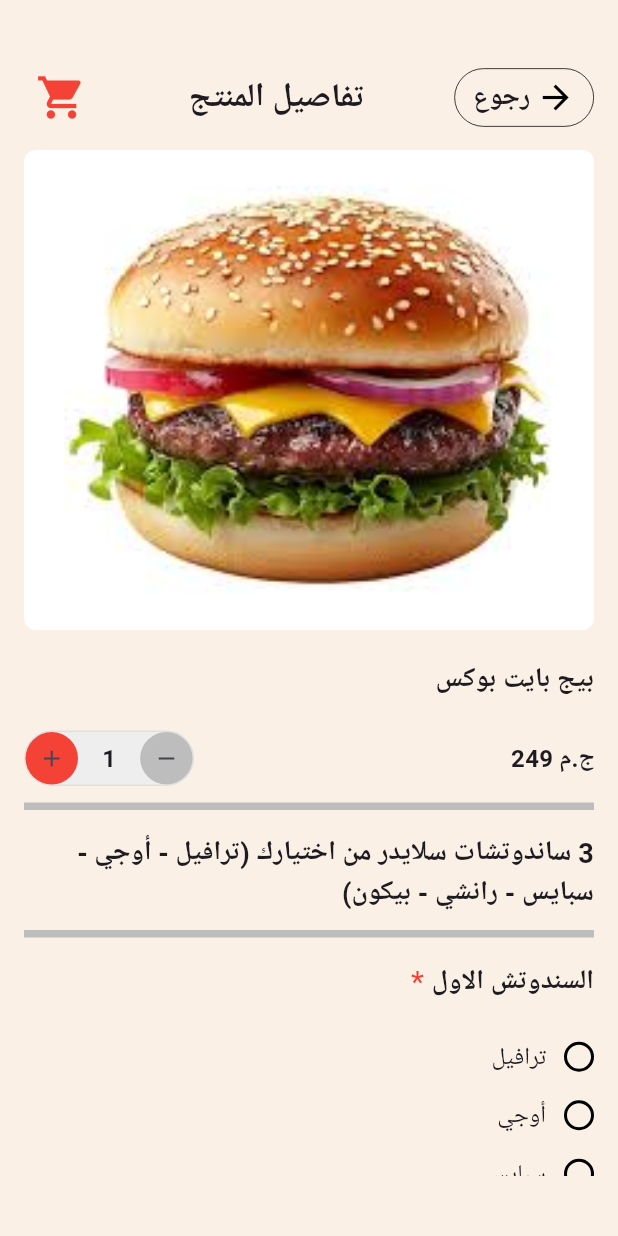
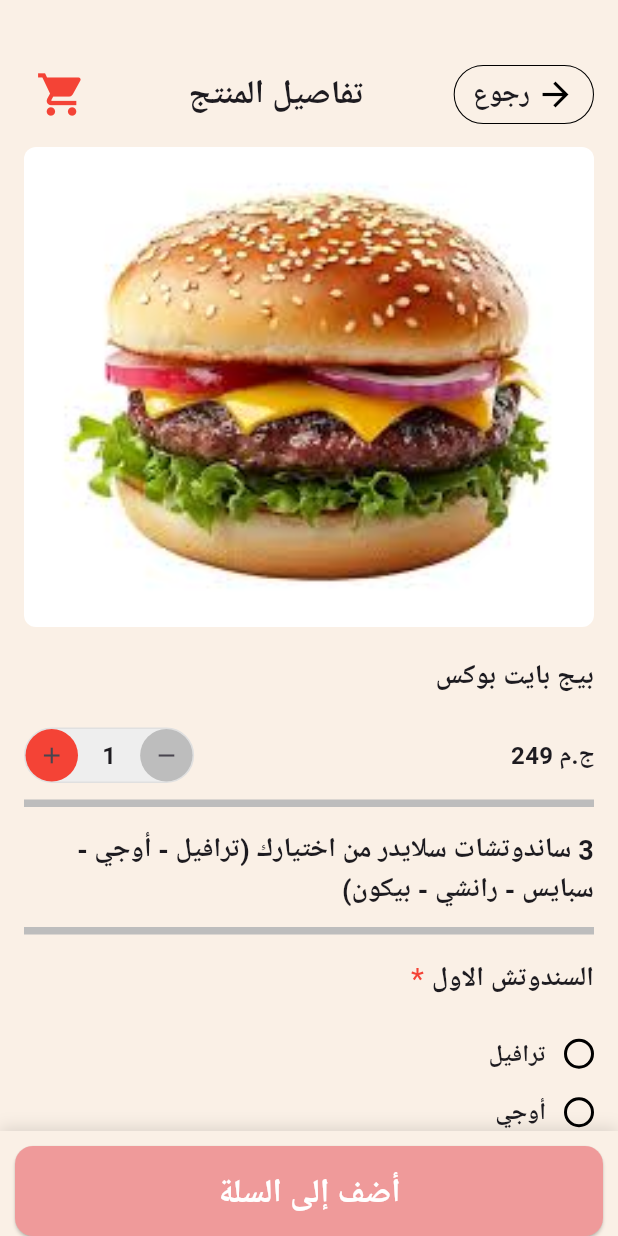
Before and after one commit to AbdelrahmanSiam/trust_flutter_task, a Flutter app: the CartView screen opened by its route, on a phone screen of 412 x 824 dp. Run offline on Flutter 3.47's test engine with Material 3 defaults, Android fonts, the phone set to English and light mode, and no system bars; our stand-ins replace go_router.

Commit message:
create custom button to add to list in cart view

```diff
--- /dev/null
+++ b/lib/core/widgets/custom_button.dart
@@ -0,0 +1,42 @@
+import 'package:flutter/material.dart';
+import 'package:trust_flutter_task/core/utils/app_styles.dart';
+
+class CustomButton extends StatelessWidget {
+  const CustomButton({super.key, this.isSelected = false});
+  final bool isSelected;
+
+  @override
+  Widget build(BuildContext context) {
+    return Container(
+      height: 70,
+      decoration: BoxDecoration(
+        color: const Color(0XFFFAF0E6),
+        boxShadow: const [
+          BoxShadow(
+            color: Colors.black12,
+            blurRadius: 8,
+            offset: Offset(0, -2),
+          ),
+        ],
+      ),
+      child: Padding(
+        padding: const EdgeInsets.only(top:10.0,right: 10,left: 10),
+        child: SizedBox(
+          width: double.infinity,
+          height: 50,
+          child: ElevatedButton(
+            style: ElevatedButton.styleFrom(
+              padding: EdgeInsets.all(16),
+              backgroundColor: isSelected? Colors.red :Colors.red.shade200,
+              foregroundColor: Colors.white,
+              shape: RoundedRectangleBorder(
+                borderRadius: BorderRadius.circular(12),
+              ),
+            ),
+            onPressed: (){},
+             child: Text("أضف إلى السلة",style: AppStyles.textStyles22,),),
+        ),
+      ),
+    );
+  }
+}
--- a/lib/features/cart/presentation/cart_view.dart
+++ b/lib/features/cart/presentation/cart_view.dart
@@ -1,5 +1,5 @@
 import 'package:flutter/material.dart';
-import 'package:trust_flutter_task/core/utils/app_styles.dart';
+import 'package:trust_flutter_task/core/widgets/custom_button.dart';
 import 'package:trust_flutter_task/features/cart/presentation/views/widgets/cart_view_body.dart';
 
 class CartView extends StatelessWidget {
@@ -9,6 +9,7 @@ class CartView extends StatelessWidget {
   Widget build(BuildContext context) {
     return Scaffold(
       body: CartViewBody(),
+      bottomNavigationBar: CustomButton(),
     );
   }
 }
--- a/lib/features/cart/presentation/views/widgets/cart_view_body.dart
+++ b/lib/features/cart/presentation/views/widgets/cart_view_body.dart
@@ -21,7 +21,7 @@ class _CartViewBodyState extends State<CartViewBody> {
   @override
   Widget build(BuildContext context) {
     return Padding(
-      padding: const EdgeInsets.symmetric(horizontal: 16.0, vertical: 40),
+      padding: const EdgeInsets.only(right: 16.0,left: 16.0, top: 38),
       child: Column(
         crossAxisAlignment: CrossAxisAlignment.end,
         children: [
@@ -105,6 +105,7 @@ class _CartViewBodyState extends State<CartViewBody> {
               ),
             ),
           ),
+
         ],
       ),
     );
--- a/lib/features/cart/presentation/views/widgets/custom_back_button.dart
+++ b/lib/features/cart/presentation/views/widgets/custom_back_button.dart
@@ -18,7 +18,7 @@ class CustomBackButton extends StatelessWidget {
             borderRadius: BorderRadius.circular(30),
             border: Border.all(
               color: Colors.black,
-              width: 0.5,
+              width: 0.7,
             ),
           ),
           child: Padding(
--- a/lib/features/cart/presentation/views/widgets/custom_sandwich_list.dart
+++ b/lib/features/cart/presentation/views/widgets/custom_sandwich_list.dart
@@ -1,4 +1,5 @@
 import 'package:flutter/material.dart';
+import 'package:trust_flutter_task/core/utils/app_styles.dart';
 
 class CustomSandwichList extends StatefulWidget {
   final String title;
@@ -34,10 +35,7 @@ class _CustomSandwichListState extends State<CustomSandwichList> {
           children: [
             Text(
               widget.title,
-              style: const TextStyle(
-                fontSize: 18,
-                fontWeight: FontWeight.bold,
-              ),
+              style: AppStyles.textStyles18,
             ),
             SizedBox(width: 5,),
             Text("*" , style: TextStyle(color: Colors.red , fontSize: 20),)
@@ -68,7 +66,7 @@ class _CustomSandwichListState extends State<CustomSandwichList> {
                     child: Text(
                       options[index],
                       textAlign: TextAlign.right,
-                      style: const TextStyle(fontSize: 16),
+                      style: AppStyles.textStyles16,
                     ),
                   ),
 
```
